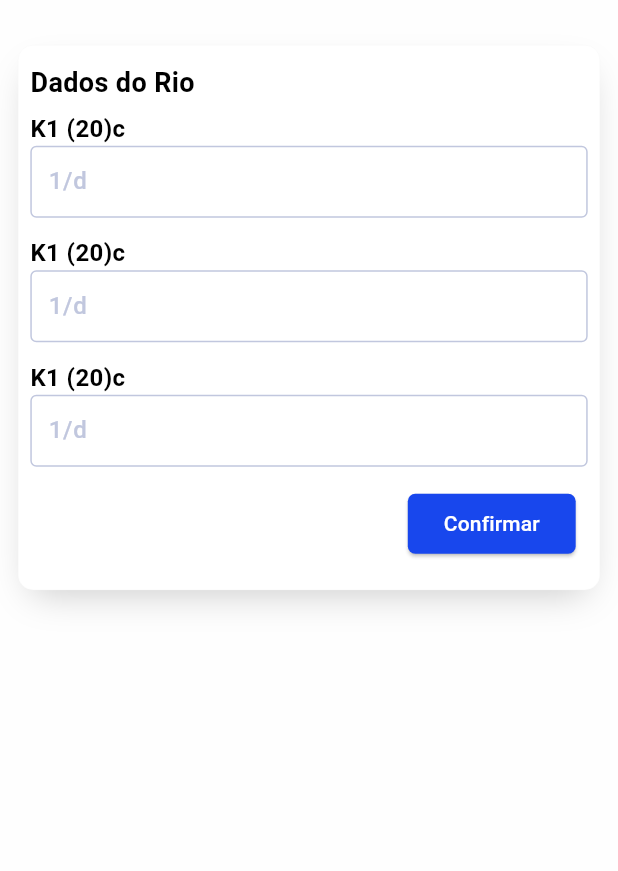
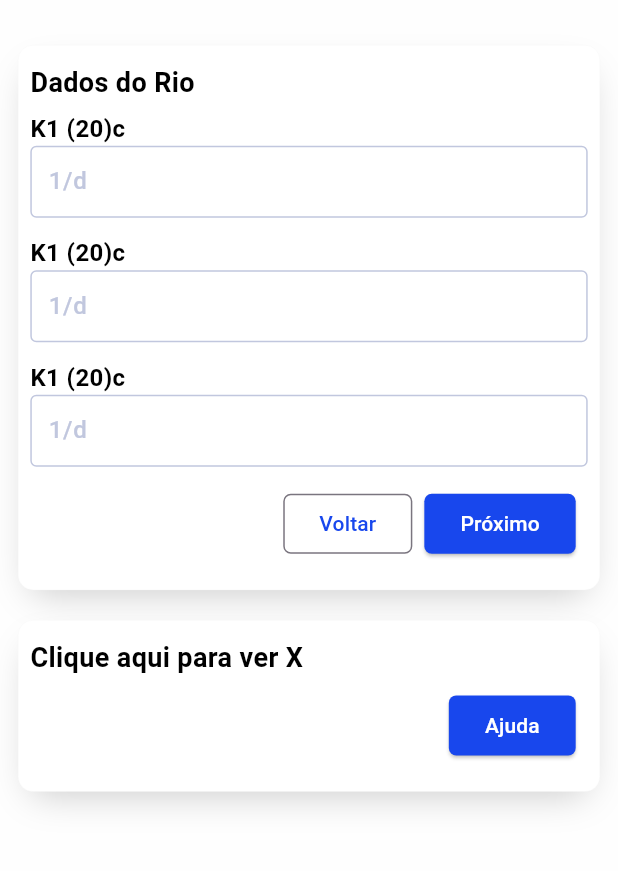
Before and after one commit to jvictorpdl/AutoDepuraF, a Flutter app: the DadosDoRioPage screen opened by its route, on a phone screen of 412 x 824 dp, the part 72-943 px from its top. Run offline on Flutter 3.47's test engine with Material 2 defaults, Android fonts, the phone set to English and light mode, and no system bars.

Commit message:
Modificada verificação de botão unico

```diff
--- a/lib/ui/pages/dados_do_rio/dados_do_rio.dart
+++ b/lib/ui/pages/dados_do_rio/dados_do_rio.dart
@@ -31,7 +31,6 @@ class _DadosDoRioPageState extends State<DadosDoRioPage> {
               children: [
                 CustomCard(
                   title: "Dados do Rio",
-                  showPreviousButton: false,
                   onPressed: (action) {
                     setState(() => index = switch (action) {
                           CustomCardAction.previous => index - 1,
@@ -57,6 +56,20 @@ class _DadosDoRioPageState extends State<DadosDoRioPage> {
                   ],
                 ),
               ],
+            ),
+            const SizedBox(height: 20),
+            CustomCard(
+              title: "Clique aqui para ver X",
+              singleButtonText: "Ajuda",
+              onPressed: (action) {
+                showDialog(
+                  context: context,
+                  builder: (context) => const Dialog(
+                    child: Text("Ajuda"),
+                  ),
+                );
+              },
+              children: const [],
             )
           ],
         ),
--- a/lib/ui/pages/dados_do_rio/widgets/custom_card.dart
+++ b/lib/ui/pages/dados_do_rio/widgets/custom_card.dart
@@ -6,7 +6,7 @@ enum CustomCardAction { previous, next }
 class CustomCard extends StatelessWidget {
   final String title;
   final List<Widget> children;
-  final bool showPreviousButton;
+  final String singleButtonText;
   final Function(CustomCardAction) onPressed;
 
   const CustomCard({
@@ -14,7 +14,7 @@ class CustomCard extends StatelessWidget {
     required this.title,
     required this.children,
     required this.onPressed,
-    this.showPreviousButton = true,
+    this.singleButtonText = "",
   });
 
   @override
@@ -59,7 +59,7 @@ class CustomCard extends StatelessWidget {
             ),
           ButtonBar(
             children: [
-              if (showPreviousButton)
+              if (singleButtonText.isEmpty)
                 OutlinedButton(
                   onPressed: () => onPressed(CustomCardAction.previous),
                   style: OutlinedButton.styleFrom(
@@ -84,7 +84,9 @@ class CustomCard extends StatelessWidget {
                   backgroundColor: AppColors.accent,
                   foregroundColor: Colors.white,
                 ),
-                child: Text(showPreviousButton ? "Próximo" : "Confirmar"),
+                child: Text(
+                  singleButtonText.isEmpty ? "Próximo" : singleButtonText,
+                ),
               )
             ],
           )
```
